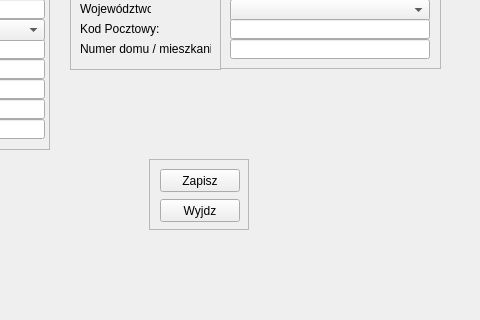
Above: Kontrahent/kontrahent.ui from Astropl/TestRamek before the change; both pictures show x 320 to 800 and y 190 to 510 of the 800 by 600 pixel window. Below: the same form after it.
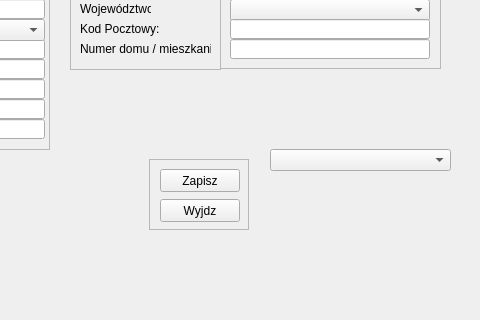
That is the form after the change.

Diff of the .ui file:
```diff
--- a/Kontrahent/kontrahent.ui
+++ b/Kontrahent/kontrahent.ui
@@ -642,6 +642,16 @@
      <zorder>labelDzien</zorder>
     </widget>
    </widget>
+   <widget class="QComboBox" name="comboBoxPomoc">
+    <property name="geometry">
+     <rect>
+      <x>590</x>
+      <y>320</y>
+      <width>181</width>
+      <height>22</height>
+     </rect>
+    </property>
+   </widget>
    <zorder>scrollArea_7</zorder>
    <zorder>scrollArea_6</zorder>
    <zorder>scrollArea_5</zorder>
```
Left out of the diff: 57 changed lines with no effect on the pictures.
